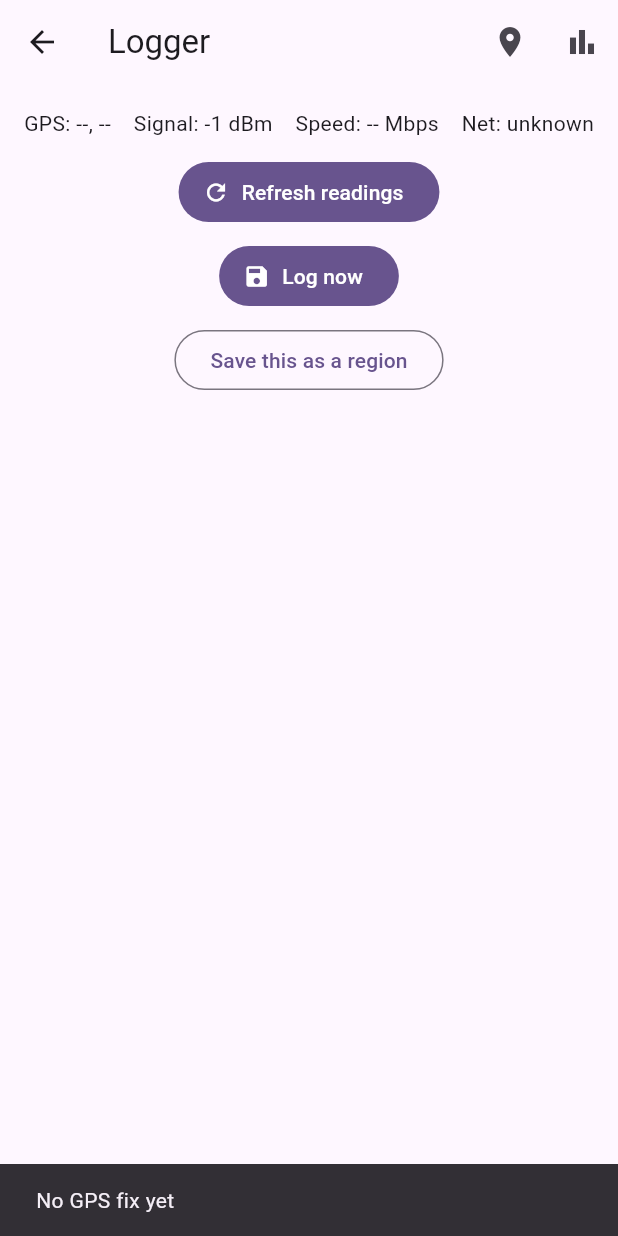
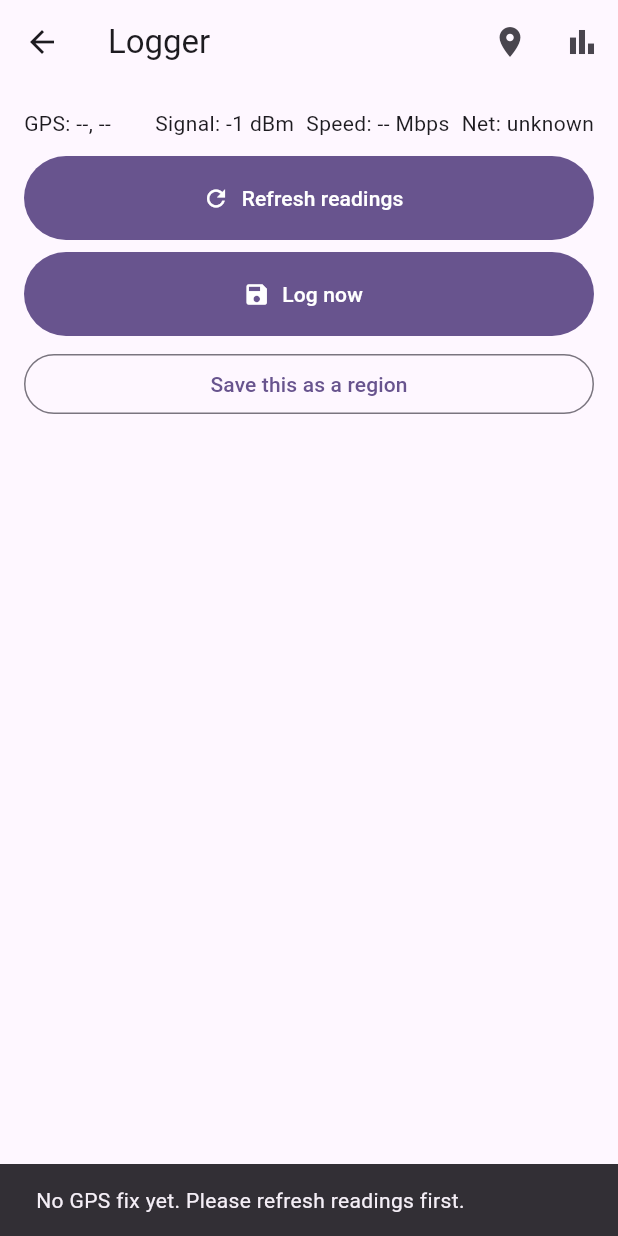
Before and after one commit to ojasindara/network_predicter, a Flutter app: the LoggerScreen screen opened by its route, after a tap on "Log now", on a phone screen of 412 x 824 dp. Run offline on Flutter 3.47's test engine with Material 3 defaults, Android fonts, the light colour scheme and no system bars; our stand-ins replace flutter_map, geolocator, hive, hive_flutter, latlong2, permission_handler and 2 more; accounts and stored records are empty.

Commit message:
newer edits

```diff
--- a/lib/models/network_log.dart
+++ b/lib/models/network_log.dart
@@ -3,7 +3,7 @@ import 'package:hive/hive.dart';
 part 'network_log.g.dart';
 
 @HiveType(typeId: 0)
-class NetworkLog {
+class NetworkLog extends HiveObject {
   @HiveField(0)
   final DateTime timestamp;
 
@@ -16,11 +16,19 @@ class NetworkLog {
   @HiveField(3)
   final int signalStrength;
 
+  @HiveField(4)
+  final double downloadSpeed; // Mbps
+
+  @HiveField(5)
+  final double uploadSpeed; // Mbps
+
   NetworkLog({
     required this.timestamp,
     required this.latitude,
     required this.longitude,
     required this.signalStrength,
+    required this.downloadSpeed,
+    required this.uploadSpeed,
   });
 
   // For converting to JSON when sending to backend
@@ -30,6 +38,8 @@ class NetworkLog {
       'latitude': latitude,
       'longitude': longitude,
       'signalStrength': signalStrength,
+      'downloadSpeed': downloadSpeed,
+      'uploadSpeed': uploadSpeed,
     };
   }
 
@@ -37,9 +47,13 @@ class NetworkLog {
   factory NetworkLog.fromMap(Map<String, dynamic> map) {
     return NetworkLog(
       timestamp: DateTime.parse(map['timestamp']),
-      latitude: map['latitude'],
-      longitude: map['longitude'],
-      signalStrength: map['signalStrength'],
+      latitude: (map['latitude'] as num).toDouble(),
+      longitude: (map['longitude'] as num).toDouble(),
+      signalStrength: map['signalStrength'] is int
+          ? map['signalStrength'] as int
+          : (map['signalStrength'] as num).toInt(),
+      downloadSpeed: (map['downloadSpeed'] as num).toDouble(),
+      uploadSpeed: (map['uploadSpeed'] as num).toDouble(),
     );
   }
 }
--- a/lib/screens/logger_screen.dart
+++ b/lib/screens/logger_screen.dart
@@ -1,61 +1,20 @@
+// logger_screen.dart
+import 'dart:async';
+import 'dart:convert';
+import 'dart:io';
+
 import 'package:flutter/material.dart';
+import 'package:hive/hive.dart';
+import 'package:permission_handler/permission_handler.dart';
+import 'package:geolocator/geolocator.dart';
+import 'package:http/http.dart' as http;
+
 import '../data/db.dart';
 import '../data/region_matcher.dart';
-import 'package:permission_handler/permission_handler.dart';
-import 'dart:convert';
-import 'package:http/http.dart' as http;
-import 'dart:io';
-import 'dart:async';
-import 'package:geolocator/geolocator.dart';
+import '../models/network_log.dart';
 
-Future<void> requestPermissions() async {
-  List<Permission> permissions = [
-    Permission.location,
-    Permission.storage,
-    Permission.camera,
-  ];
+const String backendUrl = "http://10.139.39.204/logCell"; // change to your backend
 
-  for (Permission permission in permissions) {
-    PermissionStatus status = await permission.status;
-
-    if (status.isDenied) {
-      status = await permission.request();
-
-      if (status.isDenied) {
-        // User denied
-        print('${permission.toString()} denied. Please enable it in settings.');
-      } else if (status.isPermanentlyDenied) {
-        // User permanently denied
-        print('${permission.toString()} permanently denied. Opening settings...');
-        await openAppSettings();
-      }
-    }
-  }
-}
-// ------------------ Helper Function for Download Speed ------------------
-Future<double> getDownloadSpeedMbps() async {
-  try {
-    final url = Uri.parse('https://speed.hetzner.de/100MB.bin'); // test file
-    final stopwatch = Stopwatch()..start();
-
-    final request = await HttpClient().getUrl(url);
-    final response = await request.close();
-
-    int bytes = 0;
-    await for (var data in response) {
-      bytes += data.length;
-    }
-
-    stopwatch.stop();
-
-    double mbps = (bytes * 8) / (stopwatch.elapsedMilliseconds / 1000) / 1000000;
-    return mbps;
-  } catch (e) {
-    return 0.0; // fallback if test fails
-  }
-}
-
-// ------------------ LoggerScreen ------------------
 class LoggerScreen extends StatefulWidget {
   const LoggerScreen({super.key});
 
@@ -68,50 +27,107 @@ class _LoggerState extends State<LoggerScreen> {
   final _matcher = RegionMatcher();
 
   double? _lat, _lng;
-  double? _signalDbm = -1; // placeholder
+  double? _signalDbm = -1; // placeholder (you may update with actual reading)
   double? _downloadMbps;
-  String? _netType = "unknown"; // placeholder
+  String? _netType = "unknown";
 
   bool _isLoading = false;
-// ------------------ Request Permissions ------------------
+
   @override
   void initState() {
     super.initState();
-    requestPermissions(); // ask for all needed permissions when screen opens
+    _requestPermissions();
   }
 
-  Future<void> requestPermissions() async {
-    List<Permission> permissions = [
-      Permission.location,
-      Permission.storage,
-      Permission.camera,
-    ];
+  // ------------------- Permissions -------------------
+  Future<void> _requestPermissions() async {
+    // Location via Geolocator
+    LocationPermission perm = await Geolocator.checkPermission();
+    if (perm == LocationPermission.denied) {
+      perm = await Geolocator.requestPermission();
+    }
+    if (perm == LocationPermission.denied ||
+        perm == LocationPermission.deniedForever) {
+      // note: if denied forever, user must open settings to enable
+      if (!mounted) return;
+      ScaffoldMessenger.of(context).showSnackBar(
+        const SnackBar(content: Text("Location permission denied. Some features won't work.")),
+      );
+    }
 
-    for (Permission permission in permissions) {
-      PermissionStatus status = await permission.status;
-
+    // Other permissions (storage, camera) if you truly need them
+    final others = <Permission>[Permission.storage, Permission.camera];
+    for (final p in others) {
+      final status = await p.status;
       if (status.isDenied) {
-        status = await permission.request();
-
-        if (status.isDenied) {
-          print('${permission.toString()} denied. Please enable it in settings.');
-        } else if (status.isPermanentlyDenied) {
-          print('${permission.toString()} permanently denied. Opening settings...');
-          await openAppSettings();
+        final req = await p.request();
+        if (req.isPermanentlyDenied) {
+          // Let user know
+          if (!mounted) return;
+          ScaffoldMessenger.of(context).showSnackBar(
+            SnackBar(content: Text('${p.toString()} permanently denied. Please enable in settings.')),
+          );
         }
       }
     }
   }
-  // ------------------ Live readings ------------------
+
+  // ------------------- Download speed (bounded) -------------------
+  /// Downloads up to [maxBytesToRead] bytes or until [timeoutSec] seconds pass,
+  /// then returns an estimate of Mbps.
+  Future<double> getDownloadSpeedMbps({int maxBytesToRead = 3 * 1024 * 1024, int timeoutSec = 15}) async {
+    try {
+      final url = Uri.parse('https://speed.hetzner.de/100MB.bin');
+      final stopwatch = Stopwatch()..start();
+      final client = HttpClient();
+      client.connectionTimeout = Duration(seconds: timeoutSec);
+
+      final request = await client.getUrl(url).timeout(Duration(seconds: timeoutSec));
+      final response = await request.close().timeout(Duration(seconds: timeoutSec));
+
+      int bytesRead = 0;
+      final completer = Completer<void>();
+      final subscription = response.listen(
+            (data) {
+          bytesRead += data.length;
+          if (bytesRead >= maxBytesToRead && !completer.isCompleted) {
+            completer.complete();
+          }
+        },
+        onDone: () => completer.complete(),
+        onError: (e) {
+          if (!completer.isCompleted) completer.complete();
+        },
+        cancelOnError: true,
+      );
+
+      // Wait until we either read enough or timeout
+      await completer.future.timeout(Duration(seconds: timeoutSec), onTimeout: () {
+        // If timeout, cancel subscription
+        subscription.cancel();
+      });
+      stopwatch.stop();
+      await subscription.cancel();
+      client.close(force: true);
+
+      if (stopwatch.elapsedMilliseconds == 0) return 0.0;
+
+      // bytes -> bits, divide by seconds, convert to megabits
+      final mbps = (bytesRead * 8) / (stopwatch.elapsedMilliseconds / 1000) / 1000000;
+      return mbps.isFinite ? mbps : 0.0;
+    } catch (e) {
+      // Don't crash the app if the test fails
+      return 0.0;
+    }
+  }
+
+  // ------------------- Live readings -------------------
   Future<void> _grabLiveReadings() async {
     setState(() => _isLoading = true);
     try {
-      // Get GPS
-      final position = await Geolocator.getCurrentPosition(
-        desiredAccuracy: LocationAccuracy.high,
-      );
-
-      // Get download speed
+      // Location
+      final position = await Geolocator.getCurrentPosition(desiredAccuracy: LocationAccuracy.high);
+      // Speed test
       final speed = await getDownloadSpeedMbps();
 
       if (!mounted) return;
@@ -130,11 +146,11 @@ class _LoggerState extends State<LoggerScreen> {
     }
   }
 
-  // ------------------ Log to backend ------------------
+  // ------------------- Log now: save locally (Hive) + local DB + remote -------------------
   Future<void> _logNow() async {
     if (_lat == null || _lng == null) {
       ScaffoldMessenger.of(context).showSnackBar(
-        const SnackBar(content: Text("No GPS fix yet")),
+        const SnackBar(content: Text("No GPS fix yet. Please refresh readings first.")),
       );
       return;
     }
@@ -144,6 +160,7 @@ class _LoggerState extends State<LoggerScreen> {
     try {
       final match = await _matcher.findNearest(_lat!, _lng!);
 
+      // Insert to your local DB (existing AppDB)
       await _db.insertLog(
         ts: DateTime.now(),
         lat: _lat!,
@@ -154,6 +171,22 @@ class _LoggerState extends State<LoggerScreen> {
         regionId: match?.regionId,
       );
 
+      // Also save to Hive so HistoryScreen (which reads Hive) will show it
+      try {
+        final hiveBox = Hive.box<NetworkLog>('networkLogs');
+        final log = NetworkLog(
+          timestamp: DateTime.now(),
+          latitude: _lat!,
+          longitude: _lng!,
+          signalStrength: (_signalDbm ?? 0).toInt(),
+        );
+        await hiveBox.add(log);
+      } catch (e) {
+        // If Hive fails, do not block overall logging — just notify
+        debugPrint("Failed to save to Hive: $e");
+      }
+
+      // Prepare remote payload
       final payload = {
         'ts': DateTime.now().toIso8601String(),
         'lat': _lat ?? 0.0,
@@ -165,32 +198,45 @@ class _LoggerState extends State<LoggerScreen> {
         'region_name': match?.name,
       };
 
-      final res = await http.post(
-        Uri.parse("http://10.139.39.204/logCell"),
+      // POST to remote backend (non-blocking if remote fails)
+      try {
+        final res = await http
+            .post(
+          Uri.parse(backendUrl),
           headers: {'Content-Type': 'application/json'},
           body: jsonEncode(payload),
-      );
+        )
+            .timeout(const Duration(seconds: 10));
 
-      if (res.statusCode == 200) {
+        if (res.statusCode >= 200 && res.statusCode < 300) {
+          if (!mounted) return;
           ScaffoldMessenger.of(context).showSnackBar(
-          const SnackBar(content: Text("Log synced successfully")),
+            const SnackBar(content: Text("Log saved locally and synced to server.")),
           );
         } else {
+          if (!mounted) return;
           ScaffoldMessenger.of(context).showSnackBar(
-          SnackBar(content: Text("Server error: ${res.statusCode}")),
+            SnackBar(content: Text("Server error: ${res.statusCode}. Saved locally.")),
           );
         }
       } catch (e) {
+        // Network error — we already saved locally, inform user
+        if (!mounted) return;
         ScaffoldMessenger.of(context).showSnackBar(
-        SnackBar(content: Text("Failed to sync: $e")),
+          const SnackBar(content: Text("Saved locally — failed to sync to server.")),
+        );
+      }
+    } catch (e) {
+      if (!mounted) return;
+      ScaffoldMessenger.of(context).showSnackBar(
+        SnackBar(content: Text("Failed to log: $e")),
       );
     } finally {
-      if (!mounted) return;
-      setState(() => _isLoading = false);
+      if (mounted) setState(() => _isLoading = false);
     }
   }
 
-  // ------------------ Save Region ------------------
+  // ------------------- Save Region (unchanged) -------------------
   Future<void> _saveAsRegionDialog() async {
     if (_lat == null || _lng == null) return;
 
@@ -247,7 +293,7 @@ class _LoggerState extends State<LoggerScreen> {
     }
   }
 
-  // ------------------ Build UI ------------------
+  // ------------------- Build UI -------------------
   @override
   Widget build(BuildContext context) {
     return Scaffold(
@@ -271,14 +317,22 @@ class _LoggerState extends State<LoggerScreen> {
             Row(
               mainAxisAlignment: MainAxisAlignment.spaceBetween,
               children: [
-                Text('GPS: ${_lat?.toStringAsFixed(5) ?? '--'}, ${_lng?.toStringAsFixed(5) ?? '--'}'),
+                Expanded(child: Text('GPS: ${_lat?.toStringAsFixed(5) ?? '--'}, ${_lng?.toStringAsFixed(5) ?? '--'}')),
+                const SizedBox(width: 8),
                 Text('Signal: ${_signalDbm?.toStringAsFixed(0) ?? '--'} dBm'),
+                const SizedBox(width: 8),
                 Text('Speed: ${_downloadMbps?.toStringAsFixed(2) ?? '--'} Mbps'),
+                const SizedBox(width: 8),
                 Text('Net: ${_netType ?? '--'}'),
               ],
             ),
             const SizedBox(height: 12),
-            FilledButton.icon(
+
+            // full-width refresh button
+            SizedBox(
+              width: double.infinity,
+              height: 56,
+              child: FilledButton.icon(
                 onPressed: _isLoading ? null : _grabLiveReadings,
                 icon: _isLoading
                     ? const SizedBox(
@@ -289,16 +343,27 @@ class _LoggerState extends State<LoggerScreen> {
                     : const Icon(Icons.refresh),
                 label: Text(_isLoading ? 'Please wait...' : 'Refresh readings'),
               ),
+            ),
             const SizedBox(height: 8),
-            FilledButton.icon(
+
+            // full-width log button
+            SizedBox(
+              width: double.infinity,
+              height: 56,
+              child: FilledButton.icon(
                 onPressed: _isLoading ? null : _logNow,
                 icon: const Icon(Icons.save),
                 label: const Text('Log now'),
               ),
+            ),
             const SizedBox(height: 8),
-            OutlinedButton(
+
+            SizedBox(
+              width: double.infinity,
+              child: OutlinedButton(
                 onPressed: _isLoading ? null : _saveAsRegionDialog,
                 child: const Text('Save this as a region'),
+              ),
             ),
           ],
         ),
```
Also changed, not shown: lib/main.dart (+9 -0 lines), lib/screens/home_screen.dart (+76 -11 lines), lib/screens/map_screen.dart (+120 -97 lines), pubspec.yaml (+6 -1 lines), pubspec.lock. Lines whose indentation alone changed are shown as unchanged.
